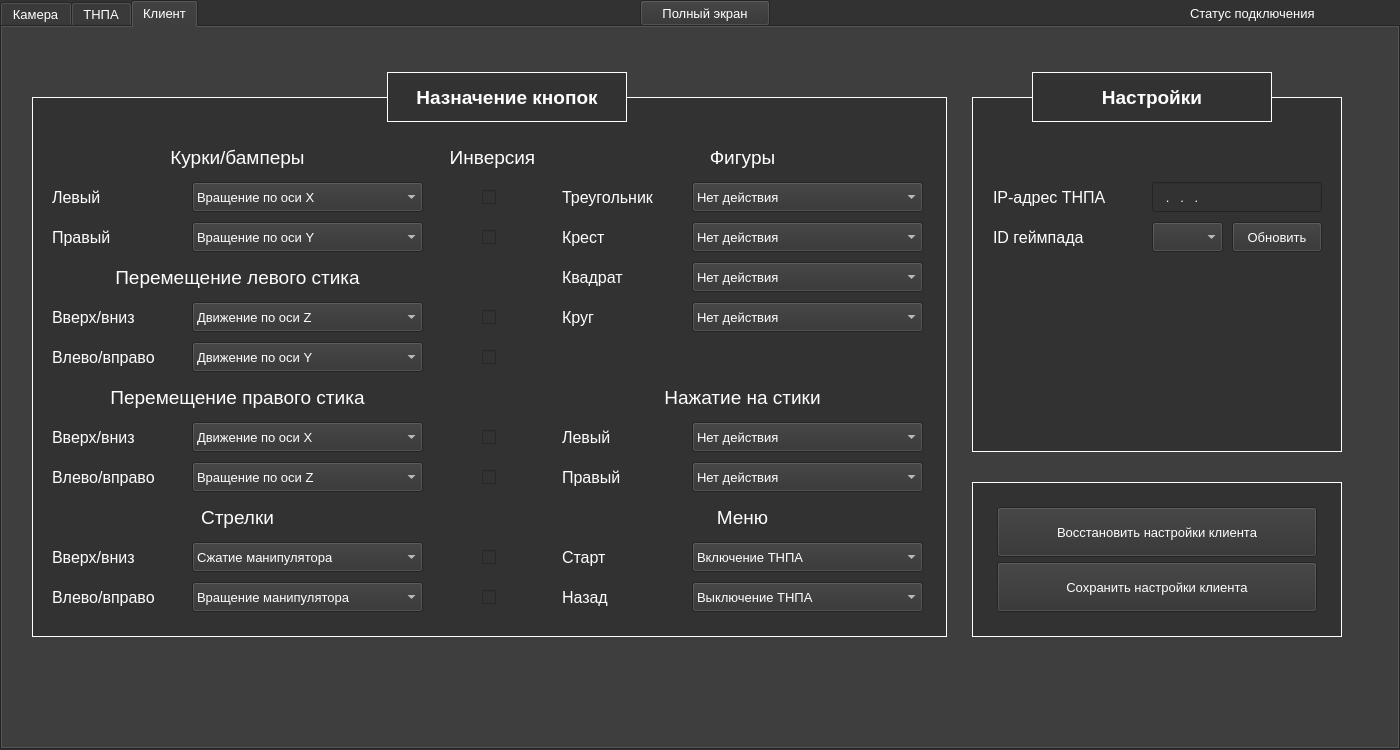
This is src/MainWindow/MainWindow.ui in PolarStarWalker/PolarUV-client as Qt 5 draws it before an edit. The edited form follows.
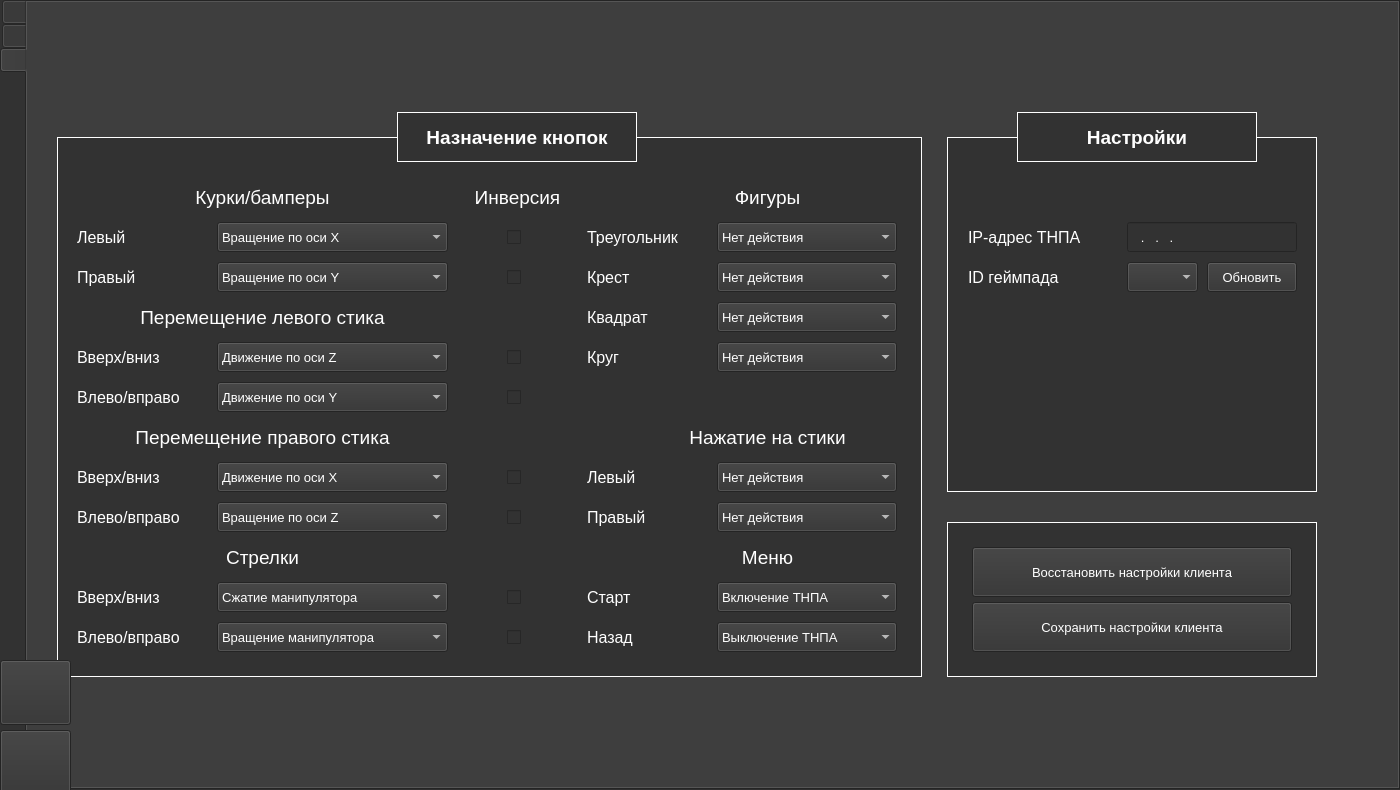
This is the edited form. The open tabs and pages were chosen to show the change. Icons and pictures are not drawn.

What changed in the file:
```diff
--- a/src/MainWindow/MainWindow.ui
+++ b/src/MainWindow/MainWindow.ui
@@ -7,7 +7,7 @@
     <x>0</x>
     <y>0</y>
     <width>1400</width>
-    <height>750</height>
+    <height>790</height>
    </rect>
   </property>
   <property name="sizePolicy">
@@ -497,7 +497,7 @@
       <x>0</x>
       <y>0</y>
       <width>1400</width>
-      <height>750</height>
+      <height>790</height>
      </rect>
     </property>
     <property name="sizePolicy">
@@ -738,20 +738,33 @@
       <pointsize>10</pointsize>
       <weight>50</weight>
       <bold>false</bold>
+      <kerning>true</kerning>
      </font>
     </property>
     <property name="tabPosition">
-     <enum>QTabWidget::North</enum>
+     <enum>QTabWidget::West</enum>
     </property>
     <property name="tabShape">
      <enum>QTabWidget::Rounded</enum>
     </property>
     <property name="currentIndex">
-     <number>0</number>
+     <number>2</number>
+    </property>
+    <property name="iconSize">
+     <size>
+      <width>32</width>
+      <height>64</height>
+     </size>
     </property>
     <property name="elideMode">
      <enum>Qt::ElideNone</enum>
     </property>
+    <property name="documentMode">
+     <bool>false</bool>
+    </property>
+    <property name="tabBarAutoHide">
+     <bool>false</bool>
+    </property>
     <widget class="QWidget" name="tab_1">
      <property name="enabled">
       <bool>true</bool>
@@ -760,6 +773,9 @@
       <string/>
      </property>
      <attribute name="title">
+      <string/>
+     </attribute>
+     <attribute name="toolTip">
       <string>Камера</string>
      </attribute>
      <widget class="QLabel" name="CameraLabel">
@@ -844,7 +860,10 @@
       <enum>Qt::LeftToRight</enum>
      </property>
      <attribute name="title">
-      <string>ТНПА</string>
+      <string/>
+     </attribute>
+     <attribute name="toolTip">
+      <string>Настройки ТНПА</string>
      </attribute>
      <widget class="QWidget" name="RobotSettingsWidget" native="true">
       <property name="enabled">
@@ -1951,33 +1970,6 @@
          <bool>false</bool>
         </property>
        </widget>
-       <widget class="QPushButton" name="CommandsProtocolButton">
-        <property name="geometry">
-         <rect>
-          <x>40</x>
-          <y>75</y>
-          <width>270</width>
-          <height>50</height>
-         </rect>
-        </property>
-        <property name="sizePolicy">
-         <sizepolicy hsizetype="Expanding" vsizetype="Expanding">
-          <horstretch>0</horstretch>
-          <verstretch>0</verstretch>
-         </sizepolicy>
-        </property>
-        <property name="font">
-         <font>
-          <family>Arial</family>
-          <pointsize>10</pointsize>
-          <weight>50</weight>
-          <bold>false</bold>
-         </font>
-        </property>
-        <property name="text">
-         <string>Начать работу</string>
-        </property>
-       </widget>
        <widget class="QPushButton" name="GamepadButton">
         <property name="geometry">
          <rect>
@@ -2040,13 +2032,16 @@
     </widget>
     <widget class="QWidget" name="tab_3">
      <attribute name="title">
-      <string>Клиент</string>
+      <string/>
+     </attribute>
+     <attribute name="toolTip">
+      <string>Настройки клиента</string>
      </attribute>
      <widget class="QLabel" name="KeyAssignmentsLabel">
       <property name="geometry">
        <rect>
-        <x>385</x>
-        <y>45</y>
+        <x>370</x>
+        <y>110</y>
         <width>240</width>
         <height>50</height>
        </rect>
@@ -2057,6 +2052,7 @@
         <pointsize>14</pointsize>
         <weight>75</weight>
         <bold>true</bold>
+        <kerning>true</kerning>
        </font>
       </property>
       <property name="autoFillBackground">
@@ -2076,8 +2072,8 @@
       <property name="geometry">
        <rect>
         <x>30</x>
-        <y>70</y>
-        <width>915</width>
+        <y>135</y>
+        <width>865</width>
         <height>540</height>
        </rect>
       </property>
@@ -2086,7 +2082,7 @@
         <rect>
          <x>0</x>
          <y>0</y>
-         <width>915</width>
+         <width>865</width>
          <height>540</height>
         </rect>
        </property>
@@ -2114,6 +2110,7 @@
           <pointsize>12</pointsize>
           <weight>50</weight>
           <bold>false</bold>
+          <kerning>true</kerning>
          </font>
         </property>
         <property name="text">
@@ -2135,6 +2132,7 @@
           <pointsize>14</pointsize>
           <weight>50</weight>
           <bold>false</bold>
+          <kerning>true</kerning>
          </font>
         </property>
         <property name="text">
@@ -2159,6 +2157,7 @@
           <pointsize>12</pointsize>
           <weight>50</weight>
           <bold>false</bold>
+          <kerning>true</kerning>
          </font>
         </property>
         <property name="text">
@@ -2180,6 +2179,7 @@
           <pointsize>12</pointsize>
           <weight>50</weight>
           <bold>false</bold>
+          <kerning>true</kerning>
          </font>
         </property>
         <property name="text">
@@ -2201,6 +2201,7 @@
           <pointsize>14</pointsize>
           <weight>50</weight>
           <bold>false</bold>
+          <kerning>true</kerning>
          </font>
         </property>
         <property name="text">
@@ -2225,6 +2226,7 @@
           <pointsize>12</pointsize>
           <weight>50</weight>
           <bold>false</bold>
+          <kerning>true</kerning>
          </font>
         </property>
         <property name="text">
@@ -2246,6 +2248,7 @@
           <pointsize>14</pointsize>
           <weight>50</weight>
           <bold>false</bold>
+          <kerning>true</kerning>
          </font>
         </property>
         <property name="text">
@@ -2270,6 +2273,7 @@
           <pointsize>12</pointsize>
           <weight>50</weight>
           <bold>false</bold>
+          <kerning>true</kerning>
          </font>
         </property>
         <property name="text">
@@ -2291,6 +2295,7 @@
           <pointsize>12</pointsize>
           <weight>50</weight>
           <bold>false</bold>
+          <kerning>true</kerning>
          </font>
         </property>
         <property name="text">
@@ -2312,6 +2317,7 @@
           <pointsize>12</pointsize>
           <weight>50</weight>
           <bold>false</bold>
+          <kerning>true</kerning>
          </font>
         </property>
         <property name="text">
@@ -2333,6 +2339,7 @@
           <pointsize>14</pointsize>
           <weight>50</weight>
           <bold>false</bold>
+          <kerning>true</kerning>
          </font>
         </property>
         <property name="text">
@@ -2357,6 +2364,7 @@
           <pointsize>12</pointsize>
           <weight>50</weight>
           <bold>false</bold>
+          <kerning>true</kerning>
          </font>
         </property>
         <property name="text">
@@ -2439,6 +2447,7 @@
           <pointsize>14</pointsize>
           <weight>50</weight>
           <bold>false</bold>
+          <kerning>true</kerning>
          </font>
         </property>
         <property name="text">
@@ -2639,6 +2648,7 @@
           <pointsize>12</pointsize>
           <weight>50</weight>
           <bold>false</bold>
+          <kerning>true</kerning>
          </font>
         </property>
         <property name="text">
@@ -2650,7 +2660,7 @@
          <rect>
           <x>660</x>
           <y>85</y>
-          <width>231</width>
+          <width>180</width>
           <height>30</height>
          </rect>
         </property>
@@ -2691,6 +2701,7 @@
           <pointsize>14</pointsize>
           <weight>50</weight>
           <bold>false</bold>
+          <kerning>true</kerning>
          </font>
         </property>
         <property name="text">
@@ -2715,6 +2726,7 @@
           <pointsize>12</pointsize>
           <weight>50</weight>
           <bold>false</bold>
+          <kerning>true</kerning>
          </font>
         </property>
         <property name="text">
@@ -2736,6 +2748,7 @@
           <pointsize>12</pointsize>
           <weight>50</weight>
           <bold>false</bold>
+          <kerning>true</kerning>
          </font>
         </property>
         <property name="text">
@@ -2757,6 +2770,7 @@
           <pointsize>12</pointsize>
           <weight>50</weight>
           <bold>false</bold>
+          <kerning>true</kerning>
          </font>
         </property>
         <property name="text">
@@ -2778,6 +2792,7 @@
           <pointsize>12</pointsize>
           <weight>50</weight>
           <bold>false</bold>
+          <kerning>true</kerning>
          </font>
         </property>
         <property name="text">
@@ -2799,6 +2814,7 @@
           <pointsize>12</pointsize>
           <weight>50</weight>
           <bold>false</bold>
+          <kerning>true</kerning>
          </font>
         </property>
         <property name="text">
@@ -2820,6 +2836,7 @@
           <pointsize>12</pointsize>
           <weight>50</weight>
           <bold>false</bold>
+          <kerning>true</kerning>
          </font>
         </property>
         <property name="text">
@@ -2841,6 +2858,7 @@
           <pointsize>14</pointsize>
           <weight>50</weight>
           <bold>false</bold>
+          <kerning>true</kerning>
          </font>
         </property>
         <property name="text">
@@ -2865,6 +2883,7 @@
           <pointsize>12</pointsize>
           <weight>50</weight>
           <bold>false</bold>
+          <kerning>true</kerning>
          </font>
         </property>
         <property name="text">
@@ -2886,6 +2905,7 @@
           <pointsize>14</pointsize>
           <weight>50</weight>
           <bold>false</bold>
+          <kerning>true</kerning>
          </font>
         </property>
         <property name="text">
@@ -3327,7 +3347,7 @@
          <rect>
           <x>660</x>
           <y>125</y>
-          <width>231</width>
+          <width>180</width>
           <height>30</height>
          </rect>
         </property>
@@ -3358,7 +3378,7 @@
          <rect>
           <x>660</x>
           <y>165</y>
-          <width>231</width>
+          <width>180</width>
           <height>30</height>
          </rect>
         </property>
@@ -3389,7 +3409,7 @@
          <rect>
           <x>660</x>
           <y>205</y>
-          <width>231</width>
+          <width>180</width>
           <height>30</height>
          </rect>
         </property>
@@ -3420,7 +3440,7 @@
          <rect>
           <x>660</x>
           <y>365</y>
-          <width>231</width>
+          <width>180</width>
           <height>30</height>
          </rect>
         </property>
@@ -3451,7 +3471,7 @@
          <rect>
           <x>660</x>
           <y>325</y>
-          <width>231</width>
+          <width>180</width>
           <height>30</height>
          </rect>
         </property>
@@ -3482,7 +3502,7 @@
          <rect>
           <x>660</x>
           <y>485</y>
-          <width>231</width>
+          <width>180</width>
           <height>30</height>
          </rect>
         </property>
@@ -3513,7 +3533,7 @@
          <rect>
           <x>660</x>
           <y>445</y>
-          <width>231</width>
+          <width>180</width>
           <height>30</height>
          </rect>
         </property>
@@ -3544,8 +3564,8 @@
      <widget class="QLabel" name="ClientSettingsLabel">
       <property name="geometry">
        <rect>
-        <x>1030</x>
-        <y>45</y>
+        <x>990</x>
+        <y>110</y>
         <width>240</width>
         <height>50</height>
        </rect>
@@ -3556,6 +3576,7 @@
         <pointsize>14</pointsize>
         <weight>75</weight>
         <bold>true</bold>
+        <kerning>true</kerning>
        </font>
       </property>
       <property name="autoFillBackground">
@@ -3574,8 +3595,8 @@
      <widget class="QWidget" name="ClientSettingsWidget" native="true">
       <property name="geometry">
        <rect>
-        <x>970</x>
-        <y>70</y>
+        <x>920</x>
+        <y>135</y>
         <width>370</width>
         <height>540</height>
        </rect>
@@ -3595,6 +3616,7 @@
          <pointsize>12</pointsize>
          <weight>50</weight>
          <bold>false</bold>
+         <kerning>true</kerning>
         </font>
        </property>
        <property name="text">
@@ -3702,6 +3724,7 @@
          <pointsize>12</pointsize>
          <weight>50</weight>
          <bold>false</bold>
+         <kerning>true</kerning>
         </font>
        </property>
        <property name="text">
@@ -3764,37 +3787,16 @@
      <zorder>ClientSettingsLabel</zorder>
     </widget>
    </widget>
-   <widget class="QLabel" name="StatusLabel">
-    <property name="geometry">
-     <rect>
-      <x>1190</x>
-      <y>0</y>
-      <width>170</width>
-      <height>26</height>
-     </rect>
-    </property>
-    <property name="font">
-     <font>
-      <family>Arial</family>
-      <pointsize>10</pointsize>
-      <weight>50</weight>
-      <bold>false</bold>
-     </font>
-    </property>
-    <property name="text">
-     <string>Статус подключения</string>
-    </property>
-   </widget>
    <widget class="QPushButton" name="FullScreenButton">
     <property name="enabled">
      <bool>true</bool>
     </property>
     <property name="geometry">
      <rect>
-      <x>640</x>
-      <y>0</y>
-      <width>130</width>
-      <height>26</height>
+      <x>0</x>
+      <y>660</y>
+      <width>71</width>
+      <height>65</height>
      </rect>
     </property>
     <property name="font">
@@ -3805,8 +3807,54 @@
       <bold>false</bold>
      </font>
     </property>
-    <property name="text">
+    <property name="toolTip">
      <string>Полный экран</string>
+    </property>
+    <property name="text">
+     <string/>
+    </property>
+    <property name="iconSize">
+     <size>
+      <width>32</width>
+      <height>32</height>
+     </size>
+    </property>
+   </widget>
+   <widget class="QPushButton" name="CommandsProtocolButton">
+    <property name="geometry">
+     <rect>
+      <x>0</x>
+      <y>730</y>
+      <width>71</width>
+      <height>65</height>
+     </rect>
+    </property>
+    <property name="sizePolicy">
+     <sizepolicy hsizetype="Expanding" vsizetype="Expanding">
+      <horstretch>0</horstretch>
+      <verstretch>0</verstretch>
+     </sizepolicy>
+    </property>
+    <property name="font">
+     <font>
+      <family>Arial</family>
+      <pointsize>10</pointsize>
+      <weight>50</weight>
+      <bold>false</bold>
+      <kerning>true</kerning>
+     </font>
+    </property>
+    <property name="toolTip">
+     <string>Начать работу</string>
+    </property>
+    <property name="text">
+     <string/>
+    </property>
+    <property name="iconSize">
+     <size>
+      <width>32</width>
+      <height>32</height>
+     </size>
     </property>
    </widget>
   </widget>
```
Left out of the diff: 73 changed lines with no effect on the pictures.
